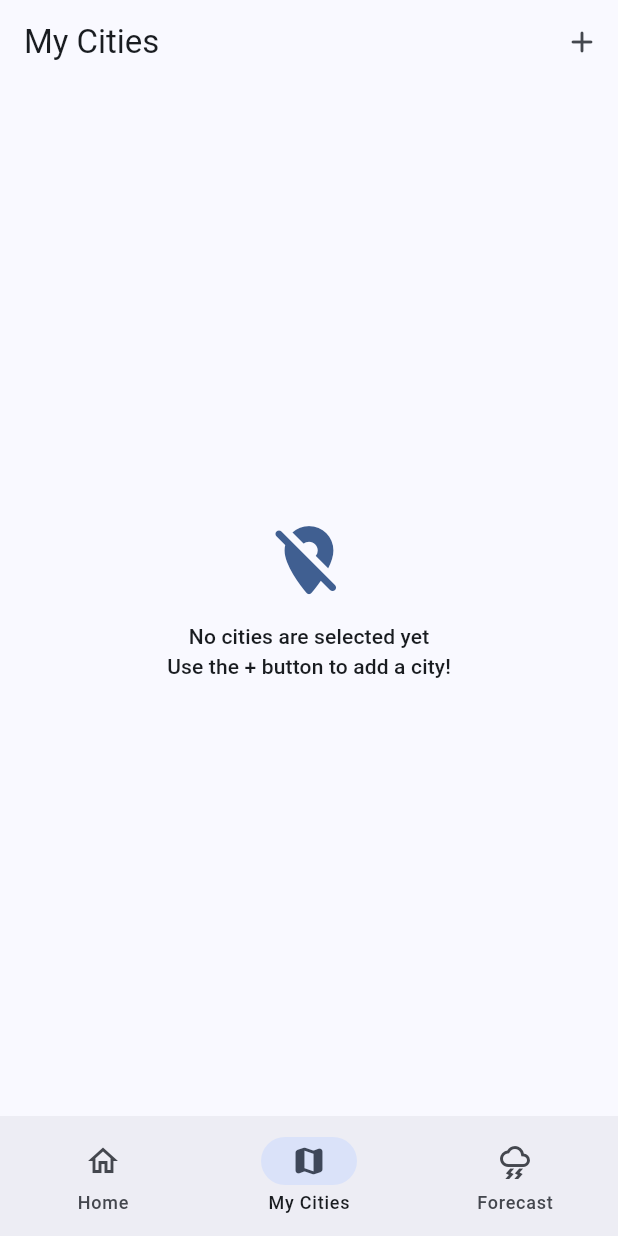
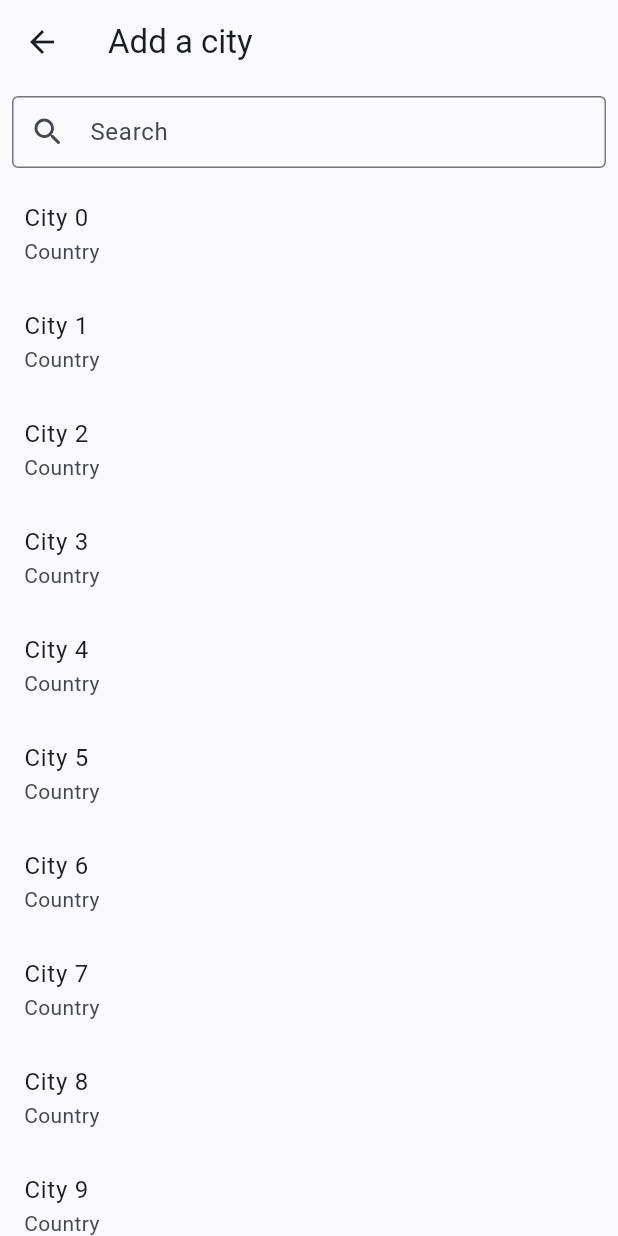
Before and after one commit to Mozilla-Club-IIT/flutter_bootcamp_2023, a Flutter app: the screen it shows after launch, item 2 of the bottom bar chosen, after a tap on the "add" icon, on a phone screen of 412 x 824 dp. Run offline on Flutter 3.47's test engine with Material 2 defaults, Android fonts, the phone set to English and light mode, and no system bars; our stand-ins replace hive, hive_flutter; accounts and stored records are empty.

Commit message:
feat: add city screen

```diff
--- /dev/null
+++ b/lib/routes/add_city.dart
@@ -0,0 +1,51 @@
+import 'package:flutter/material.dart';
+
+class AddCity extends StatefulWidget {
+  const AddCity({super.key});
+
+  @override
+  State<AddCity> createState() => _AddCityState();
+}
+
+class _AddCityState extends State<AddCity> {
+  final searchController = TextEditingController();
+
+  @override
+  void initState() {
+    super.initState();
+  }
+
+  @override
+  Widget build(BuildContext context) {
+    return Scaffold(
+      appBar: AppBar(title: const Text("Add a city"), bottom: buildSearchBar()),
+      body: ListView.builder(
+        itemBuilder: (context, i) {
+          return ListTile(
+            title: Text("City $i"),
+            subtitle: const Text("Country"),
+          );
+        },
+      ),
+    );
+  }
+
+  PreferredSize buildSearchBar() {
+    return PreferredSize(
+      preferredSize: const Size(double.infinity, 64),
+      child: Padding(
+        padding: const EdgeInsets.all(8),
+        child: TextField(
+          onSubmitted: (value) => {},
+          controller: searchController,
+          decoration: const InputDecoration(
+            isDense: true,
+            label: Text("Search"),
+            border: OutlineInputBorder(),
+            prefixIcon: Icon(Icons.search_rounded, size: 24),
+          ),
+        ),
+      ),
+    );
+  }
+}
--- a/lib/routes/my_cities.dart
+++ b/lib/routes/my_cities.dart
@@ -3,6 +3,7 @@ import 'package:hive/hive.dart';
 import 'package:mozc_flutter_bootcamp_23_showcase/components/city_list_item.dart';
 import 'package:mozc_flutter_bootcamp_23_showcase/models/city.dart';
 import 'package:mozc_flutter_bootcamp_23_showcase/models/weather.dart';
+import 'package:mozc_flutter_bootcamp_23_showcase/routes/add_city.dart';
 
 class MyCities extends StatefulWidget {
   const MyCities({super.key});
@@ -23,7 +24,7 @@ class _MyCitiesState extends State<MyCities> {
       SliverAppBar(
         title: const Text("My Cities"),
         floating: true,
-        actions: [IconButton(onPressed: () => {}, icon: const Icon(Icons.add_rounded))],
+        actions: [IconButton(onPressed: onAddPressed, icon: const Icon(Icons.add_rounded))],
       ),
       if (places.isEmpty)
         const SliverFillRemaining(child: _EmptyScreen())
@@ -42,6 +43,10 @@ class _MyCitiesState extends State<MyCities> {
           },
         )
     ]);
+  }
+
+  void onAddPressed() {
+    Navigator.push(context, MaterialPageRoute(builder: (context) => const AddCity()));
   }
 }
 
--- /dev/null
+++ b/lib/utils/api.dart
@@ -0,0 +1 @@
+const apiKey = "cc5e52326e06b6ee1530ce5b18371a83";
```
